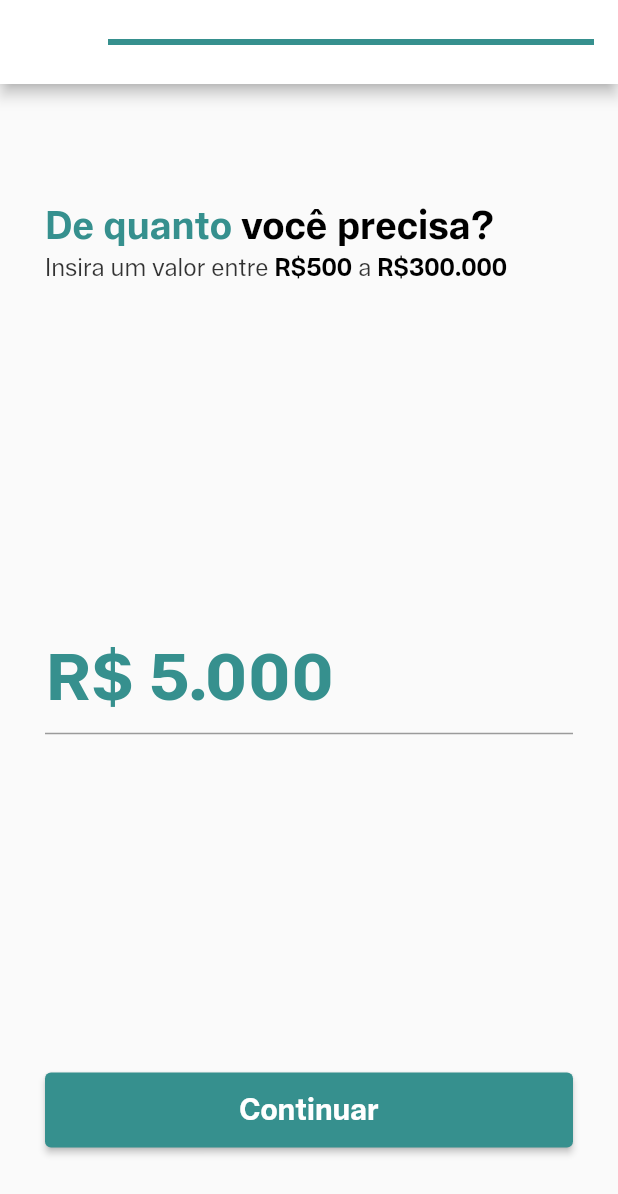
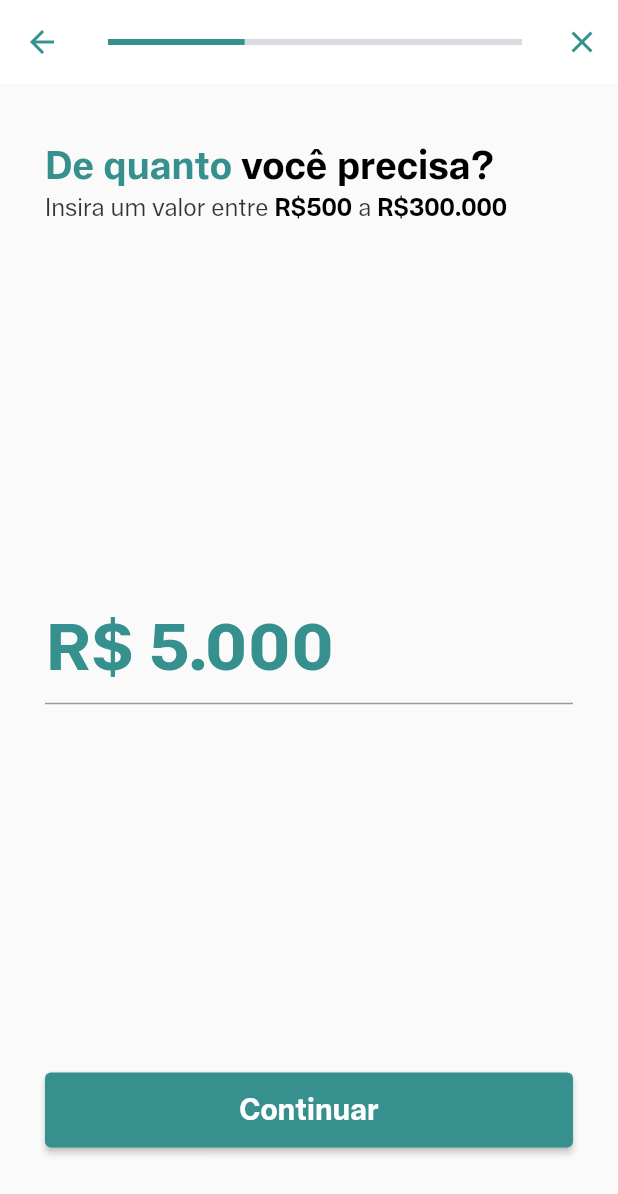
Before and after one commit to artbarbosa/credit_simulator, a Flutter app: the screen it shows after launch, after a tap on "Continuar", on a phone screen of 412 x 824 dp. Shown: the top 1194 px of the screen. Run offline on Flutter 3.47's test engine with Material 2 defaults, Android fonts, the phone set to English and light mode, and no system bars; our stand-ins replace dio, get_it; accounts and stored records are empty.

Commit message:
Initial Commit

```diff
--- /dev/null
+++ b/lib/src/core/shared/ui/widget/custom_app_bar.dart
@@ -0,0 +1,45 @@
+import 'package:flutter/material.dart';
+
+import '../../consts/app_colors_const.dart';
+
+class CustomAppBar extends StatelessWidget {
+  const CustomAppBar({
+    Key? key,
+    required this.value,
+  }) : super(key: key);
+  final double value;
+
+  @override
+  Widget build(BuildContext context) {
+    return AppBar(
+      elevation: 0,
+      leading: IconButton(
+        onPressed: () {
+          Navigator.pop(context);
+        },
+        icon: const Icon(
+          Icons.arrow_back,
+          color: AppColorsConst.primary,
+        ),
+      ),
+      backgroundColor: Colors.white,
+      centerTitle: true,
+      title: LinearProgressIndicator(
+        valueColor: const AlwaysStoppedAnimation<Color>(AppColorsConst.primary),
+        backgroundColor: AppColorsConst.onBackground,
+        value: value,
+      ),
+      actions: [
+        IconButton(
+          onPressed: () {
+            Navigator.of(context).pushReplacementNamed('/inputUser');
+          },
+          icon: const Icon(
+            Icons.clear,
+            color: AppColorsConst.primary,
+          ),
+        )
+      ],
+    );
+  }
+}
--- a/lib/src/modules/credit/submodules/simulator_credit/ui/credit_result/container/credit_result_container.dart
+++ b/lib/src/modules/credit/submodules/simulator_credit/ui/credit_result/container/credit_result_container.dart
@@ -2,9 +2,9 @@ import 'package:flutter/material.dart';
 import 'package:get_it/get_it.dart';
 
 import '../controllers/credit_result_controller.dart';
-import '../page/credit_result_error.dart';
-import '../page/credit_result_loading.dart';
-import '../page/credit_result_page.dart';
+import '../pages/credit_result_error.dart';
+import '../pages/credit_result_loading.dart';
+import '../pages/credit_result_page.dart';
 import '../route/credit_result_arguments.dart';
 import '../states/credit_result_states.dart';
 
--- a/lib/src/modules/credit/submodules/simulator_credit/ui/credit_result/controllers/credit_result_controller.dart
+++ b/lib/src/modules/credit/submodules/simulator_credit/ui/credit_result/controllers/credit_result_controller.dart
@@ -1,5 +1,6 @@
 import 'package:flutter/material.dart';
 
+import '../../../../../../../core/shared/failures/failures.dart';
 import '../../../../../models/credit_model.dart';
 import '../../../models/post_credit_model.dart';
 import '../../../repository/simulator_credit_repository.dart';
@@ -18,6 +19,10 @@ class CreditResultController extends ValueNotifier<CreditResultPageState> {
       _creditModel = await _repository.postSimulatorCredit(
           postCreditModel: postCreditModel);
       value = CreditResultLoadedState(creditModel: _creditModel);
+    } on NoInternetConnection catch (e) {
+      value = CreditResultErrorState(errorMessage: e.toString());
+    } on Failure catch (e) {
+      value = CreditResultErrorState(errorMessage: e.toString());
     } catch (e) {
       value = CreditResultErrorState(errorMessage: e.toString());
     }
--- a/lib/src/modules/credit/submodules/simulator_credit/ui/input_amount/page/input_amount_page.dart
+++ b/lib/src/modules/credit/submodules/simulator_credit/ui/input_amount/page/input_amount_page.dart
@@ -3,6 +3,7 @@ import 'package:rispar_credit_simulator/src/core/shared/ui/widget/custom_buttom.
 
 import '../../../../../../../core/shared/consts/app_colors_const.dart';
 import '../../../../../../../core/shared/consts/app_text_style_const.dart';
+import '../../../../../../../core/shared/ui/widget/custom_app_bar.dart';
 import '../../input_options/route/input_options_arguments.dart';
 import '../controller/input_amount_controller.dart';
 import '../route/input_amount_arguments.dart';
@@ -17,10 +18,9 @@ class InputValuePage extends StatelessWidget {
     final controller = InputAmountController();
     final currentSize = MediaQuery.of(context).size;
     return Scaffold(
-      appBar: AppBar(
-        backgroundColor: Colors.white,
-        centerTitle: true,
-        title: const LinearProgressIndicator(
+      appBar: const PreferredSize(
+        preferredSize: Size.fromHeight(56),
+        child: CustomAppBar(
           value: 0.33,
         ),
       ),
@@ -31,7 +31,7 @@ class InputValuePage extends StatelessWidget {
             height: currentSize.height - 80,
             child: Padding(
               padding: const EdgeInsets.only(
-                  left: 30, right: 30, bottom: 35, top: 80),
+                  left: 30, right: 30, bottom: 35, top: 40),
               child: Column(
                 mainAxisSize: MainAxisSize.min,
                 mainAxisAlignment: MainAxisAlignment.start,
--- a/lib/src/modules/credit/submodules/simulator_credit/ui/input_user/page/input_user_page.dart
+++ b/lib/src/modules/credit/submodules/simulator_credit/ui/input_user/page/input_user_page.dart
@@ -21,7 +21,7 @@ class InputUserPage extends StatelessWidget {
             height: currentSize.height,
             child: Padding(
               padding: const EdgeInsets.only(
-                  bottom: 35, left: 30, right: 30, top: 80),
+                  bottom: 35, left: 30, right: 30, top: 96),
               child: Column(
                 mainAxisSize: MainAxisSize.min,
                 mainAxisAlignment: MainAxisAlignment.start,
```
Also changed, not shown: lib/src/modules/credit/submodules/simulator_credit/ui/credit_result/page/credit_result_loading.dart (deleted, +0 -10 lines), lib/src/modules/credit/submodules/simulator_credit/ui/credit_result/page/credit_result_page.dart (deleted, +0 -67 lines), lib/src/modules/credit/submodules/simulator_credit/ui/credit_result/pages/credit_result_loading.dart (added, +61 -0 lines), lib/src/modules/credit/submodules/simulator_credit/ui/credit_result/pages/credit_result_page.dart (added, +97 -0 lines), lib/src/modules/credit/submodules/simulator_credit/ui/credit_result/pages/widgets/list_tile_widget.dart (renamed from lib/src/modules/credit/submodules/simulator_credit/ui/credit_result/page/widgets/list_tile_widget.dart, +8 -9 lines), lib/src/modules/credit/submodules/simulator_credit/ui/input_options/page/input_options_page.dart (+6 -6 lines), lib/src/modules/credit/submodules/simulator_credit/ui/credit_result/pages/credit_result_error.dart (renamed from lib/src/modules/credit/submodules/simulator_credit/ui/credit_result/page/credit_result_error.dart), 1 other file.
